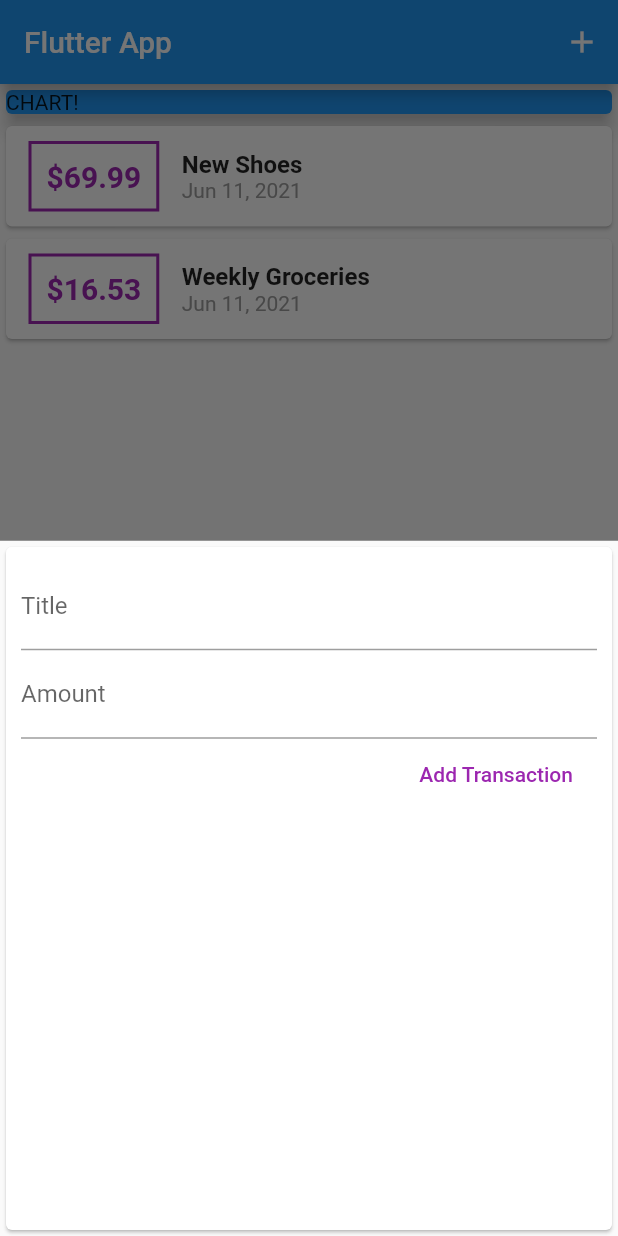
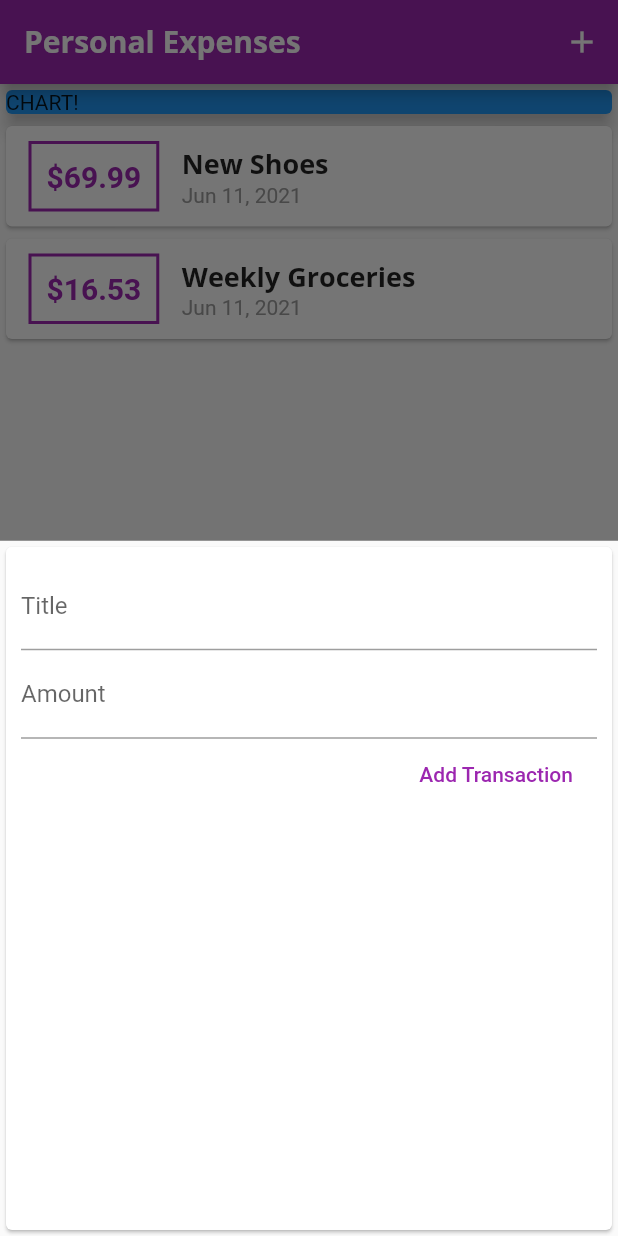
Before and after one commit to Summaiya14/Transaction_app, a Flutter app: the screen it shows after launch, after a tap on the "add" icon, on a phone screen of 412 x 824 dp. Run offline on Flutter 3.47's test engine with Material 2 defaults, Android fonts, the phone set to English and light mode, and no system bars.

Commit message:
custom fonts and colors

```diff
--- a/lib/main.dart
+++ b/lib/main.dart
@@ -13,7 +13,28 @@ class MyApp extends StatelessWidget{
   Widget build(BuildContext context) {
     return MaterialApp(
       debugShowCheckedModeBanner: false,
-      title: 'Flutter App',
+      title: 'Personal Expenses',
+      theme: ThemeData(
+        primarySwatch: Colors.purple,
+        accentColor: Colors.amber,
+        fontFamily: 'Quicksand',
+        textTheme: ThemeData.light().textTheme.copyWith(
+            title: TextStyle(
+              fontSize: 18,
+              fontFamily: 'OpenSans',
+                fontWeight: FontWeight.bold,
+            ),
+          ),
+        appBarTheme: AppBarTheme(
+          textTheme: ThemeData.light().textTheme.copyWith(
+              title: TextStyle(
+                fontFamily: 'OpenSans',
+                fontWeight: FontWeight.bold,
+                fontSize: 20,
+            ),
+          ),
+        ),
+      ),
       home: MyHomePage(),
     );
   }
@@ -61,7 +82,7 @@ class _MyHomePageState extends State<MyHomePage> {
   Widget build(BuildContext context) {
     return Scaffold(
       appBar: AppBar(
-        title: Text("Flutter App"),
+        title: Text("Personal Expenses"),
         actions: [
           IconButton(icon: Icon(Icons.add), onPressed: () => _startAddNewTransaction(context))
         ],
--- a/lib/widgets/new_transaction.dart
+++ b/lib/widgets/new_transaction.dart
@@ -1,11 +1,18 @@
 import 'package:flutter/material.dart';
 
-class NewTransaction extends StatelessWidget {
+class NewTransaction extends StatefulWidget {
   final Function addTx;
-  final titleController = TextEditingController();
-  final amountController = TextEditingController();
 
   NewTransaction(this.addTx);
+
+  @override
+  _NewTransactionState createState() => _NewTransactionState();
+}
+
+class _NewTransactionState extends State<NewTransaction> {
+  final titleController = TextEditingController();
+
+  final amountController = TextEditingController();
 
   void submitData() {
     final enteredTitle = titleController.text;
@@ -13,8 +20,11 @@ class NewTransaction extends StatelessWidget {
     if(enteredTitle.isEmpty || enteredAmount <= 0){
       return;
     }
-    addTx(enteredTitle, enteredAmount,);
+    widget.addTx(enteredTitle, enteredAmount,);
+
+    Navigator.of(context).pop();
   }
+
   @override
   Widget build(BuildContext context) {
     return Card(
--- a/lib/widgets/transaction_list.dart
+++ b/lib/widgets/transaction_list.dart
@@ -17,15 +17,15 @@ class TransactionList extends StatelessWidget {
                         Container(
                           padding: EdgeInsets.all(10),
                           margin: EdgeInsets.symmetric(vertical: 10, horizontal: 15),
-                          child: Text('\$${transactions[index].amount.toStringAsFixed(2)}', style: TextStyle(fontWeight: FontWeight.bold, fontSize: 20, color: Colors.purple),),
+                          child: Text('\$${transactions[index].amount.toStringAsFixed(2)}', style: TextStyle(fontWeight: FontWeight.bold, fontSize: 20, color: Theme.of(context).primaryColor),),
                           decoration: BoxDecoration(
-                            border: Border.all(color: Colors.purple, width: 2),
+                            border: Border.all(color: Theme.of(context).primaryColor, width: 2),
                           ),
                         ),
                         Column(
                           crossAxisAlignment: CrossAxisAlignment.start,
                           children: [
-                            Text(transactions[index].title, style: TextStyle(fontSize: 16, fontWeight: FontWeight.bold),),
+                            Text(transactions[index].title, style: Theme.of(context).textTheme.title,),
                             Text(DateFormat.yMMMd().format(transactions[index].date), style: TextStyle(color: Colors.grey),),
                         ],)
                       ],
```
Also changed, not shown: pubspec.yaml (+11 -11 lines), assets/fonts/OpenSans-Bold.ttf (added), assets/fonts/OpenSans-Regular.ttf (added), assets/fonts/Quicksand-Bold.ttf (added), assets/fonts/Quicksand-Light.ttf (added), assets/fonts/Quicksand-Medium.ttf (added), assets/fonts/Quicksand-Regular.ttf (added).
